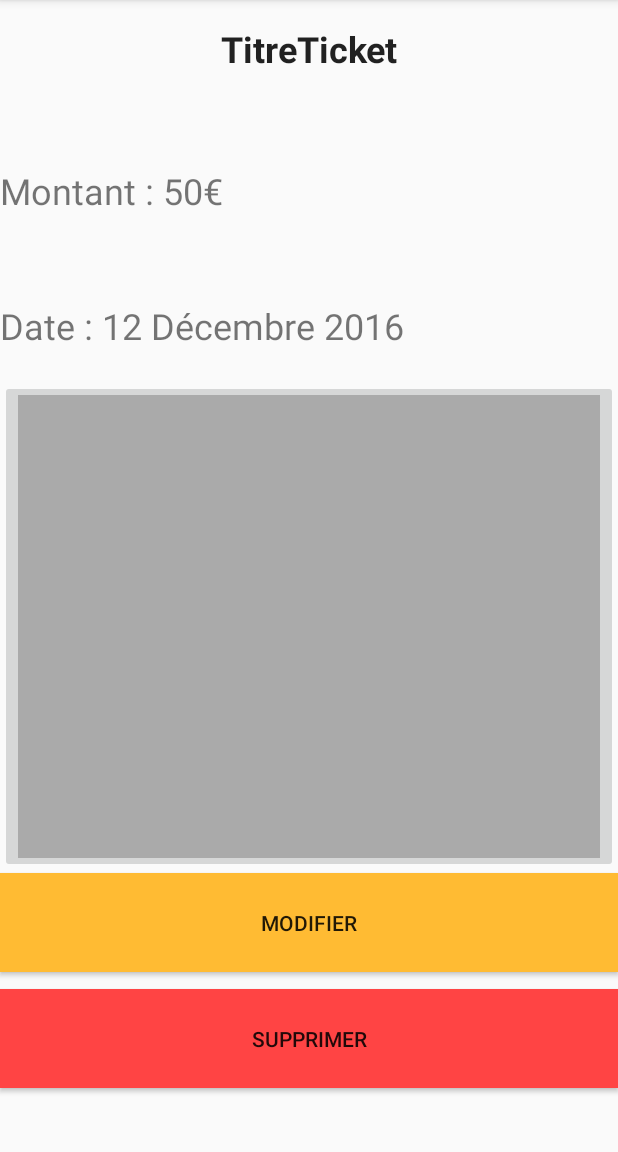
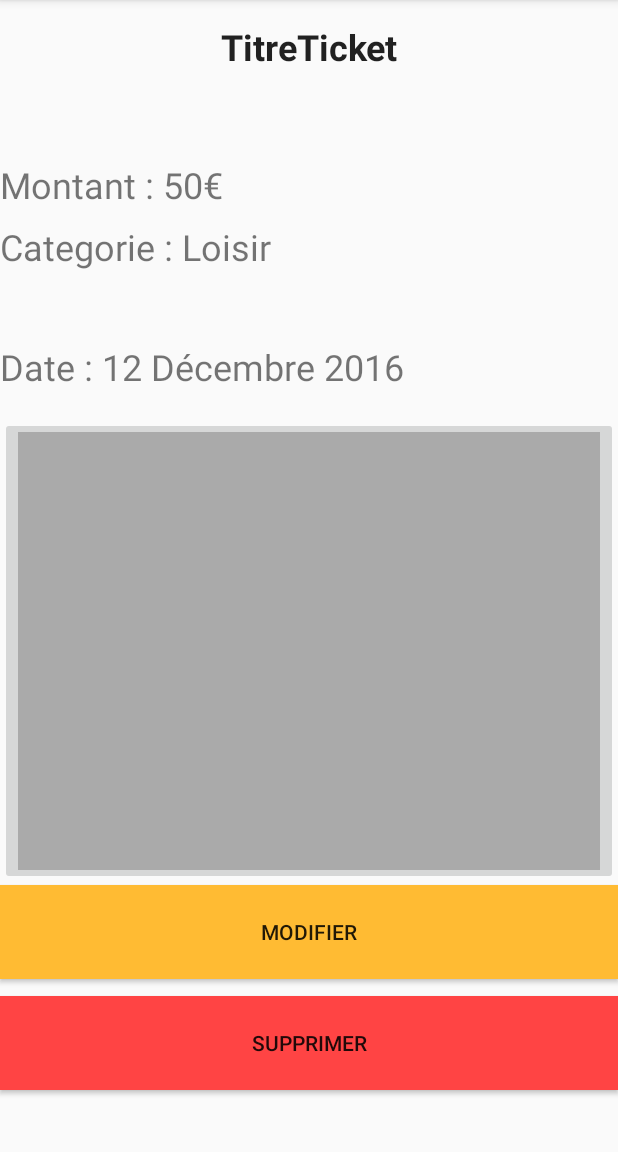
Before and after one commit to GRnice/CheckBills, an Android app: the fragment HistoriqueDetailFragment shown on its own in the app's theme, on a phone screen of 412 x 824 dp, the part 84-1236 px from its top. Run offline under Robolectric (Android 15) with nearby library versions, the phone set to English and light mode, and no system bars; 4 statements that could not run were skipped.

Commit message:
ajout categorie dans le detail d'un ticket

```diff
--- a/app/src/main/res/layout/frag_historique_detail.xml
+++ b/app/src/main/res/layout/frag_historique_detail.xml
@@ -32,6 +32,13 @@
         android:layout_marginEnd="17dp"
         android:gravity="center_vertical|center_horizontal"
         android:textAlignment="viewStart" />
+
+    <TextView
+        android:text="Categorie : Loisir"
+        android:layout_width="match_parent"
+        android:layout_height="wrap_content"
+        android:id="@+id/textViewType"
+        android:textSize="24sp" />
 
     <TextView
         android:text="Date : 12 Décembre 2016"
```
Also changed, not shown: app/src/main/java/com/dg/checkbills/Historique/HistoriqueDetailFragment.java (+18 -0 lines).
